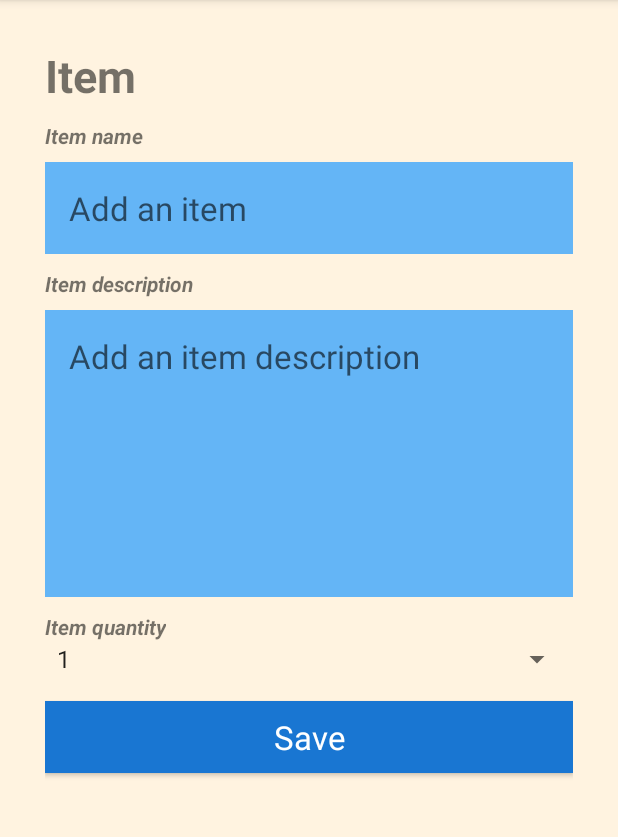
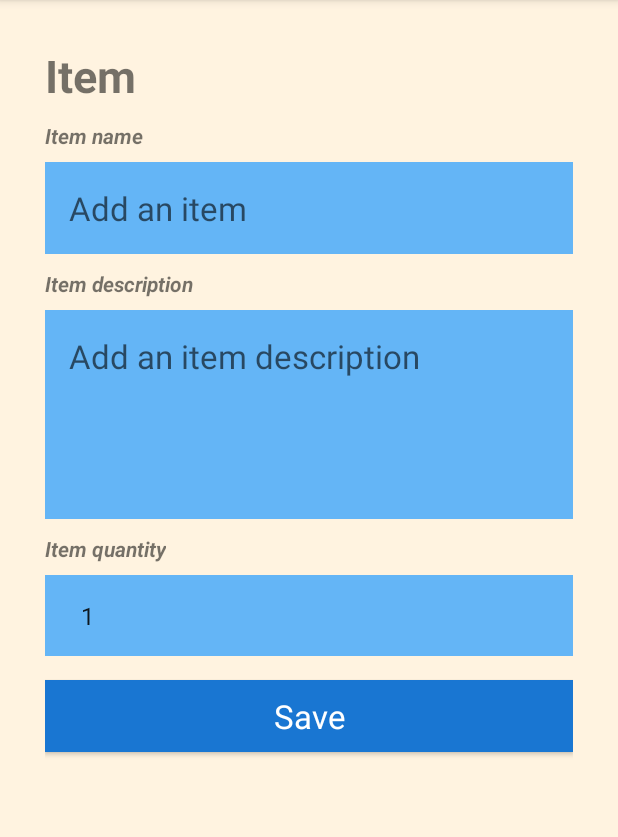
Before and after one commit to eromang/MakeMeMADShoppingList, an Android app: the NewItemActivity screen opened directly, with no data from a screen before it, on a phone screen of 412 x 824 dp, the part 84-921 px from its top. Run offline under Robolectric (Android 15) with nearby library versions, the phone set to English and light mode, and no system bars.

Commit message:
Clean Up

```diff
--- a/app/src/main/java/lu/uni/mad/madproject/ItemListAdapter.java
+++ b/app/src/main/java/lu/uni/mad/madproject/ItemListAdapter.java
@@ -35,7 +35,8 @@ public class ItemListAdapter extends RecyclerView.Adapter<ItemListAdapter.ItemVi
     public void onBindViewHolder(ItemViewHolder holder, int position) {
         if (mItems != null) {
             Item current = mItems.get(position);
-            holder.itemItemView.setText(current.getItem());
+            String item = "Qty : " + current.getQuantity() + " of " + current.getItem();
+            holder.itemItemView.setText(item);
         } else {
             // Covers the case of data not being ready yet.
             holder.itemItemView.setText(R.string.no_item);
--- a/app/src/main/res/layout/activity_about.xml
+++ b/app/src/main/res/layout/activity_about.xml
@@ -1,4 +1,5 @@
 <?xml version="1.0" encoding="utf-8"?>
+
 <ScrollView xmlns:android="http://schemas.android.com/apk/res/android"
     android:layout_width="match_parent"
     android:layout_height="match_parent">
--- a/app/src/main/res/layout/activity_new_item.xml
+++ b/app/src/main/res/layout/activity_new_item.xml
@@ -1,18 +1,4 @@
 <?xml version="1.0" encoding="utf-8"?>
-
-<!-- Copyright 2018 Google Inc.
-
-Licensed under the Apache License, Version 2.0 (the "License");
-you may not use this file except in compliance with the License.
-You may obtain a copy of the License at
-
-    http://www.apache.org/licenses/LICENSE-2.0
-
-Unless required by applicable law or agreed to in writing, software
-distributed under the License is distributed on an "AS IS" BASIS,
-WITHOUT WARRANTIES OR CONDITIONS OF ANY KIND, either express or implied.
-See the License for the specific language governing permissions and
-limitations under the License. -->
 
 <LinearLayout xmlns:android="http://schemas.android.com/apk/res/android"
     android:layout_width="match_parent"
@@ -58,8 +44,8 @@ limitations under the License. -->
         style="@style/text_view_style"
         android:hint="@string/add_an_item_description"
         android:inputType="textMultiLine"
-        android:lines="8"
-        android:minLines="6"
+        android:lines="6"
+        android:minLines="4"
         android:gravity="top|left"
         android:maxLines="10"
         android:scrollbars="vertical"
@@ -75,6 +61,7 @@ limitations under the License. -->
 
     <Spinner
         android:id="@+id/quantity_spinner"
+        style="@style/text_view_style"
         android:layout_width="match_parent"
         android:layout_height="wrap_content"
         android:prompt="@string/quantity_prompt"
```
Also changed, not shown: app/src/main/res/layout/activity_main.xml (+0 -14 lines), app/src/main/res/layout/content_main.xml (+0 -14 lines), app/src/main/res/layout/recyclerview_item.xml (+3 -15 lines).
